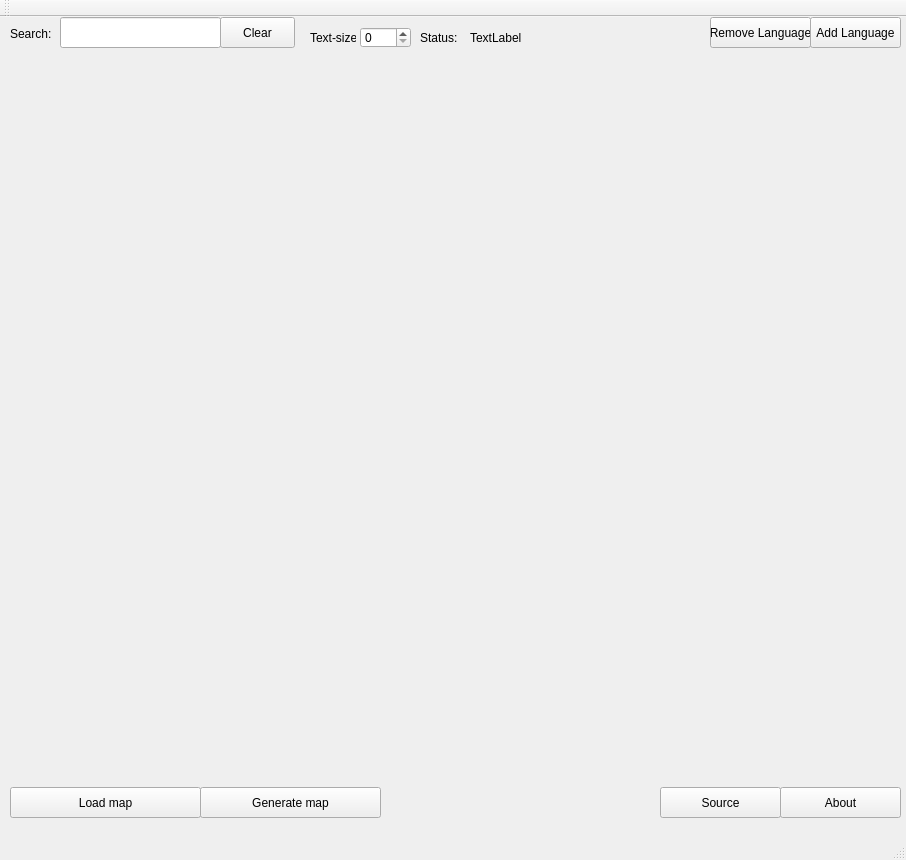
Qt form mainwindow.ui (TZer0/Translate) before a commit.
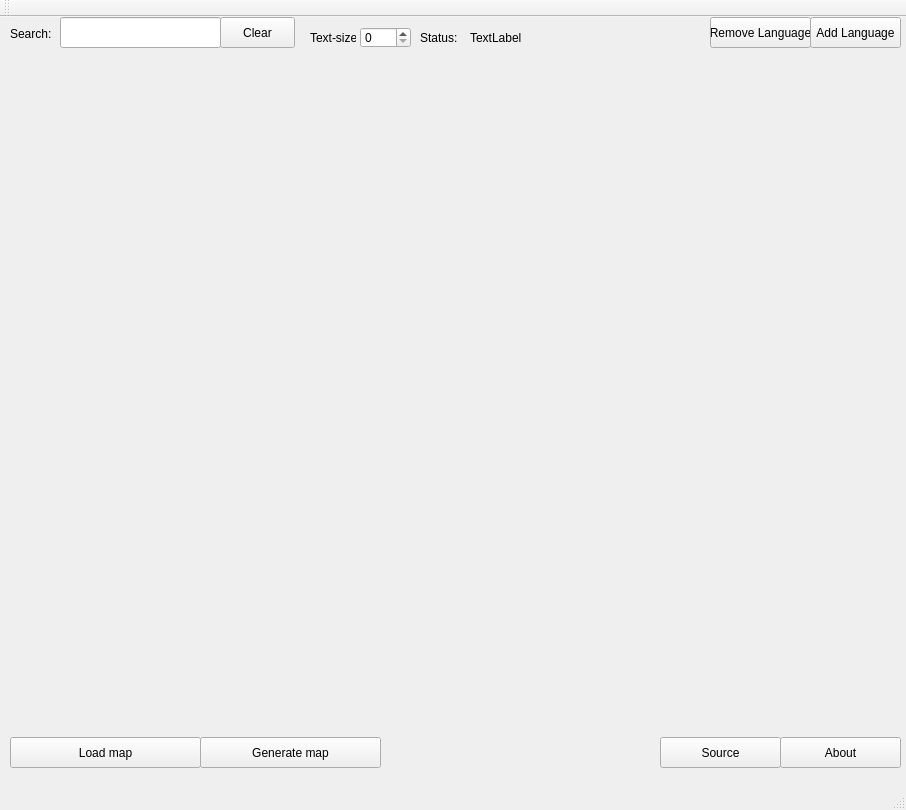
The same form after that commit.

Commit message: Relative size adjustment available.

```diff
--- a/mainwindow.ui
+++ b/mainwindow.ui
@@ -7,7 +7,7 @@
     <x>0</x>
     <y>0</y>
     <width>906</width>
-    <height>860</height>
+    <height>810</height>
    </rect>
   </property>
   <property name="windowTitle">
@@ -75,7 +75,7 @@
       <x>10</x>
       <y>40</y>
       <width>891</width>
-      <height>721</height>
+      <height>671</height>
      </rect>
     </property>
     <layout class="QGridLayout" name="grid"/>
@@ -123,7 +123,7 @@
     <property name="geometry">
      <rect>
       <x>10</x>
-      <y>770</y>
+      <y>720</y>
       <width>191</width>
       <height>31</height>
      </rect>
@@ -136,7 +136,7 @@
     <property name="geometry">
      <rect>
       <x>200</x>
-      <y>770</y>
+      <y>720</y>
       <width>181</width>
       <height>31</height>
      </rect>
@@ -149,7 +149,7 @@
     <property name="geometry">
      <rect>
       <x>780</x>
-      <y>770</y>
+      <y>720</y>
       <width>121</width>
       <height>31</height>
      </rect>
@@ -162,7 +162,7 @@
     <property name="geometry">
      <rect>
       <x>660</x>
-      <y>770</y>
+      <y>720</y>
       <width>121</width>
       <height>31</height>
      </rect>
```
The commit also changes 2 other files.
